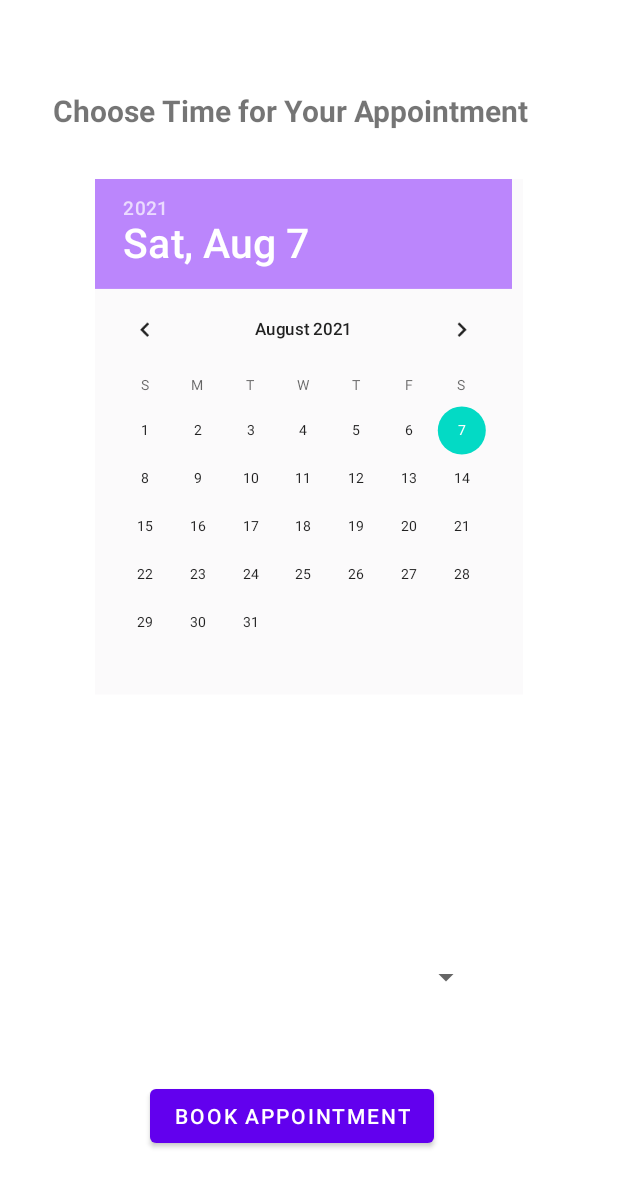
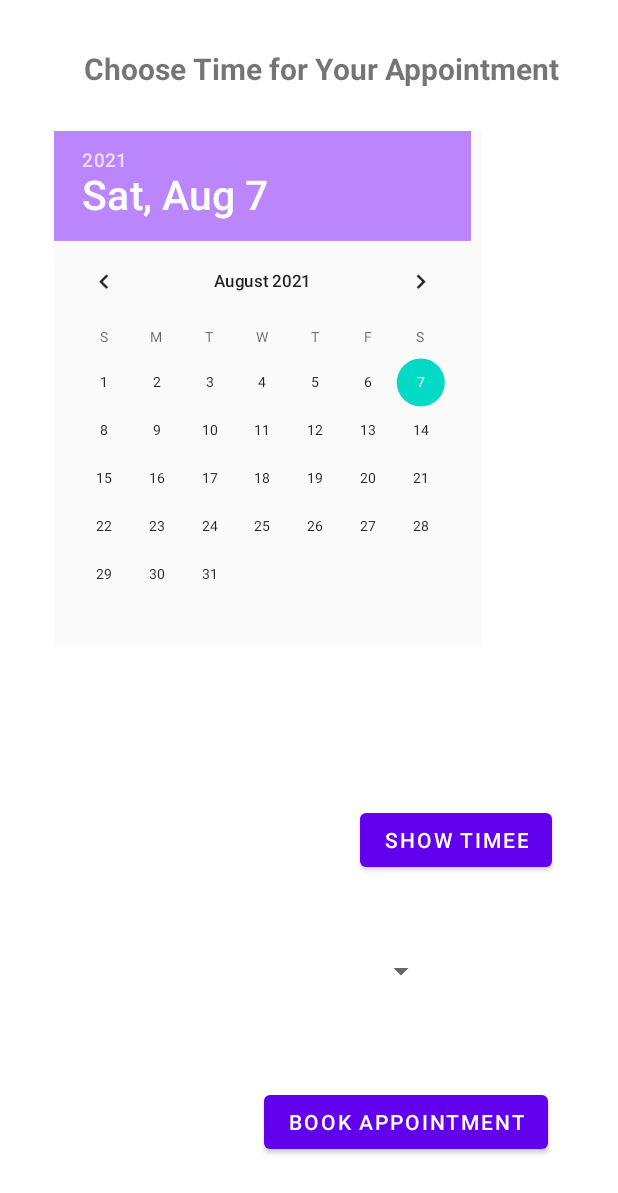
Before and after one commit to garychen2002/ClinicAppProject, an Android app: the layout activity_choose_upcoming_week_time.xml on its own in the app's theme, with its tools: preview values and no code run, on a phone screen of 412 x 824 dp. Shown: the top 1193 px of the screen. Run offline under Robolectric (Android 15) with nearby library versions, the phone set to English and light mode, and no system bars.

```diff
--- a/app/src/main/java/com/example/clinicappproject/FirebaseAccess.java
+++ b/app/src/main/java/com/example/clinicappproject/FirebaseAccess.java
@@ -50,7 +50,7 @@ public class FirebaseAccess {
                 if(snapshot.exists()){
                     for(DataSnapshot data: snapshot.getChildren()){
                         Appointment a = data.getValue(Appointment.class);
-                        if(a.getTime()<=date2.getTimeInMillis() && a.getTime()>= date1.getTimeInMillis()){
+                        if(a.getTime()<=date2.getTimeInMillis()&& a.getTime()>= date1.getTimeInMillis()){
                             GregorianCalendar d =new GregorianCalendar();
                             d.setTimeInMillis(a.getTime());
                             timeList.remove(d.HOUR);
--- a/app/src/main/res/layout/activity_choose_upcoming_week_time.xml
+++ b/app/src/main/res/layout/activity_choose_upcoming_week_time.xml
@@ -10,12 +10,12 @@
         android:id="@+id/textView3"
         android:layout_width="340dp"
         android:layout_height="32dp"
-        android:layout_marginTop="60dp"
+        android:layout_marginTop="32dp"
         android:text="@string/choose_time"
         android:textSize="20sp"
         android:textStyle="bold"
         app:layout_constraintEnd_toEndOf="parent"
-        app:layout_constraintHorizontal_bias="0.492"
+        app:layout_constraintHorizontal_bias="0.774"
         app:layout_constraintStart_toStartOf="parent"
         app:layout_constraintTop_toTopOf="parent" />
 
@@ -23,13 +23,14 @@
         android:id="@+id/DatePicker"
         android:layout_width="357dp"
         android:layout_height="430dp"
-        android:layout_marginTop="76dp"
+        android:layout_marginTop="44dp"
         android:background="#FBFAFB"
         android:headerBackground="@color/purple_200"
         android:padding="-40dp"
         android:scaleX="0.8"
         android:scaleY="0.8"
         app:layout_constraintEnd_toEndOf="parent"
+        app:layout_constraintHorizontal_bias="0.0"
         app:layout_constraintStart_toStartOf="parent"
         app:layout_constraintTop_toTopOf="parent" />
 
@@ -37,21 +38,32 @@
         android:id="@+id/timePicker"
         android:layout_width="250dp"
         android:layout_height="49dp"
-        android:layout_marginBottom="148dp"
+        android:layout_marginBottom="152dp"
         app:layout_constraintBottom_toBottomOf="parent"
         app:layout_constraintEnd_toEndOf="parent"
-        app:layout_constraintHorizontal_bias="0.44"
+        app:layout_constraintHorizontal_bias="0.254"
         app:layout_constraintStart_toStartOf="parent" />
 
     <Button
         android:id="@+id/BOOK"
         android:layout_width="wrap_content"
         android:layout_height="wrap_content"
-        android:layout_marginStart="100dp"
-        android:layout_marginLeft="100dp"
-        android:layout_marginBottom="56dp"
+        android:layout_marginStart="176dp"
+        android:layout_marginLeft="176dp"
+        android:layout_marginBottom="52dp"
         android:text="@string/book_appointment"
         app:layout_constraintBottom_toBottomOf="parent"
         app:layout_constraintStart_toStartOf="parent" />
 
+    <Button
+        android:id="@+id/ShowTimePicker"
+        android:layout_width="wrap_content"
+        android:layout_height="wrap_content"
+        android:layout_marginEnd="44dp"
+        android:layout_marginRight="44dp"
+        android:layout_marginBottom="240dp"
+        android:text="@string/showTime"
+        app:layout_constraintBottom_toBottomOf="parent"
+        app:layout_constraintEnd_toEndOf="parent" />
+
 </androidx.constraintlayout.widget.ConstraintLayout>
--- a/app/src/main/res/values/strings.xml
+++ b/app/src/main/res/values/strings.xml
@@ -50,5 +50,6 @@
     <string name="booking_time">time</string>
     <string name="doctor_schedule">My Schedule</string>
     <string name="choose_date">Choose Date</string>
+    <string name="showTime">Show Timee</string>
 
 </resources>
```
Also changed, not shown: app/src/main/java/com/example/clinicappproject/ChooseUpcomingWeekTime.java (+32 -16 lines).
